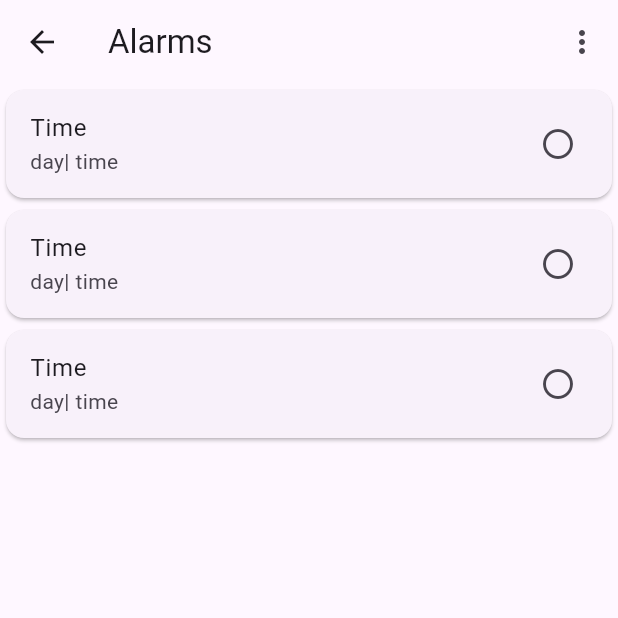
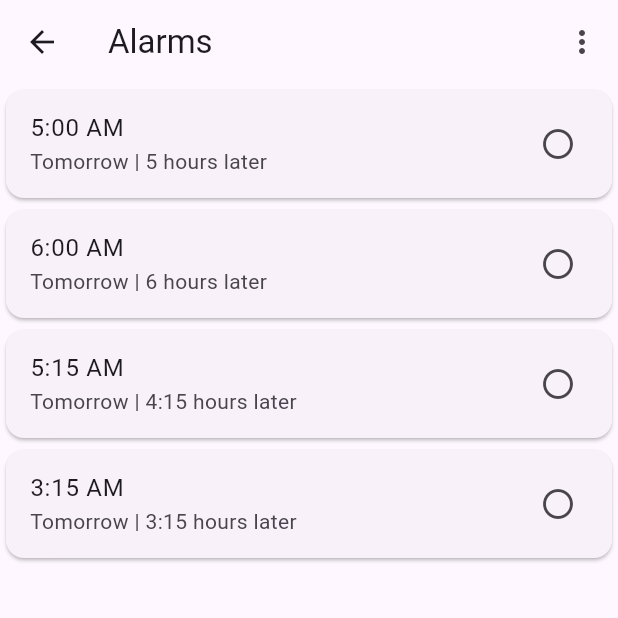
Before and after one commit to gtmpras/stopwatch, a Flutter app: the AlarmPage screen opened directly, on a phone screen of 412 x 824 dp, the top half of it. Run offline on Flutter 3.47's test engine with Material 3 defaults, Android fonts, the phone set to English and light mode, and no system bars.

Commit message:
completed project stopwatch

```diff
--- /dev/null
+++ b/lib/model/date_time_model.dart
@@ -0,0 +1,15 @@
+
+class DateTimeModel {
+  String? time;
+  String? date;
+  bool isTapped;
+
+  DateTimeModel({this.time, this.date, this.isTapped = false});
+
+  factory DateTimeModel.fromJson(Map<String, dynamic>json){
+    return DateTimeModel(
+      time: json['time'],
+      date: json['date']
+    );
+  }
+}
--- a/lib/screens/alarm_screen.dart
+++ b/lib/screens/alarm_screen.dart
@@ -1,64 +1,92 @@
+import 'dart:convert' show json;
 
-
-import 'package:flutter/foundation.dart';
 import 'package:flutter/material.dart';
 
+import '../model/date_time_model.dart';
 class AlarmPage extends StatefulWidget {
-  const AlarmPage({super.key});
+  const AlarmPage({Key? key}) : super(key: key);
 
   @override
   State<AlarmPage> createState() => _AlarmPageState();
 }
 
 class _AlarmPageState extends State<AlarmPage> {
+  //  JSON data
+  final List<Map<String, dynamic>> jsonDataList = [
+    {
+        "time": "5:00 AM",
+        "date": "Tomorrow | 5 hours later"
+    },
+    {
+        "time": "6:00 AM",
+        "date": "Tomorrow | 6 hours later"
+    },
+    {
+        "time": "5:15 AM",
+        "date": "Tomorrow | 4:15 hours later"
+    },
+    {
+        "time": "3:15 AM",
+        "date": "Tomorrow | 3:15 hours later"
+    }
+  ];
+
+  List<DateTimeModel> dateTimeList = [];
+
+  @override
+  void initState() {
+    super.initState();
+    // Parse JSON data into DateTimeModel objects
+    dateTimeList = jsonDataList.map((json) => DateTimeModel.fromJson(json)).toList();
+  }
+
   @override
   Widget build(BuildContext context) {
     return Scaffold(
       appBar: AppBar(
         title: Text('Alarms'),
         actions: [
-          PopupMenuButton(itemBuilder: (context)=><PopupMenuEntry<String>>[
+          PopupMenuButton(itemBuilder: (context) => <PopupMenuEntry<String>>[
             PopupMenuItem(
               value: 'settings',
-              child: Text('Settings'))
-          ])
+              child: Text('Settings'),
+            )
+          ]),
         ],
       ),
       body: ListView.builder(
-      itemCount: 3,
-      itemBuilder: (context,index){
+        itemCount: dateTimeList.length,
+        itemBuilder: (context, index) {
+          DateTimeModel dateTime = dateTimeList[index];
           return Card(
             child: ListTile(
-            title: Text('Time'),
-            subtitle: Text('day| time'),
-            trailing: Icon(Icons.circle_outlined),
-            onTap: (){
-              EnableAlarm;
-            },
+              title: Text(dateTime.time ?? ''),
+              subtitle: Text(dateTime.date ?? ''),
+              trailing: Icon(dateTime.isTapped?Icons.circle: Icons.circle_outlined ,color: dateTime.isTapped?Colors.blue:null,),
+              onTap: () {
+                setState(() {
+                  dateTime.isTapped = ! dateTime.isTapped;
+                    if (dateTime.isTapped) {
+                    ScaffoldMessenger.of(context).showSnackBar(
+                      SnackBar(
+                        content: Text('Alarm added successfully!'),
+                        duration: Duration(seconds: 2),
                       ),
                     );
+                  } else {
+                    ScaffoldMessenger.of(context).showSnackBar(
+                      SnackBar(
+                        content: Text('Alarm deactivated!'),
+                        duration: Duration(seconds: 2),
+                      ),
+                    );
+                  }
+                });
 
-      })
+                }));
+              }
 
+            ),
           );
         }
   }
-
-
-class EnableAlarm extends StatefulWidget {
-  const EnableAlarm({super.key});
-
-  @override
-  State<EnableAlarm> createState() => _EnableAlarmState();
-}
-
-class _EnableAlarmState extends State<EnableAlarm> {
-  @override
-  Widget build(BuildContext context) {
-    return Container(
-      height: 300,
-      width: 500,
-      color: Colors.green,
-    );
-  }
-}
--- a/pubspec.yaml
+++ b/pubspec.yaml
@@ -37,6 +37,7 @@ dependencies:
   cupertino_icons: ^1.0.2
   provider: ^6.1.1
   intl: ^0.19.0
+  http:
 
 dev_dependencies:
   flutter_test:
```
Also changed, not shown: pubspec.lock. Lines whose indentation alone changed are shown as unchanged.
